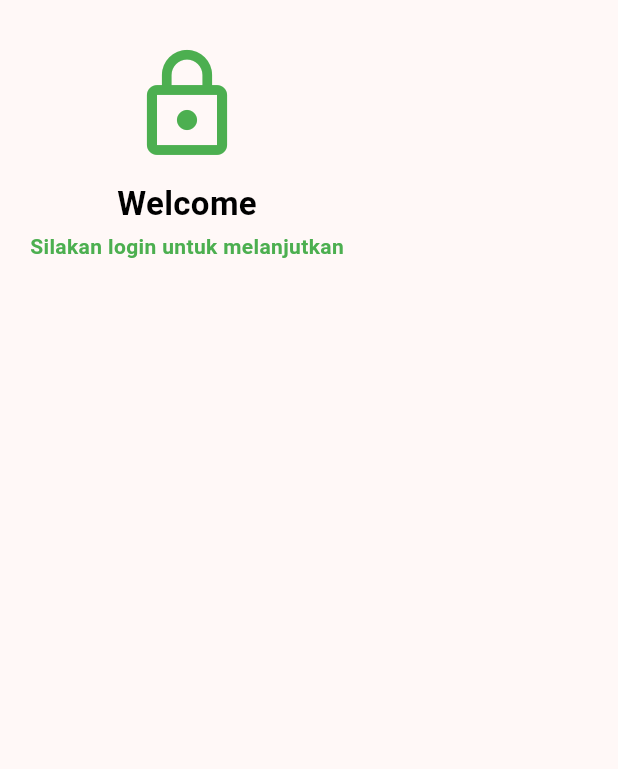
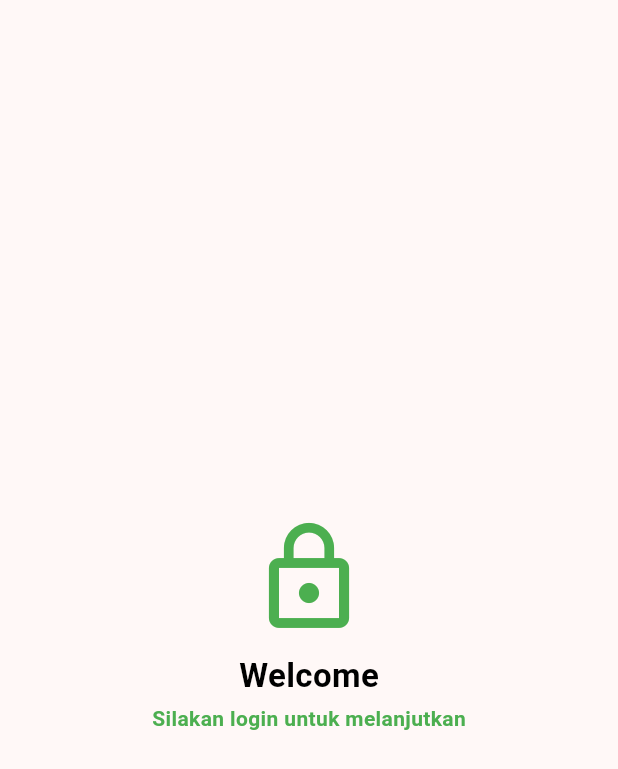
Before and after one commit to helenoktaa/Tugas_week_6_1123150205, a Flutter app: the Login screen opened directly, on a phone screen of 412 x 824 dp. Shown: the top 769 px of the screen. Run offline on Flutter 3.47's test engine with Material 3 defaults, Android fonts, the light colour scheme and no system bars.

Commit message:
update: wrapping widget to center

```diff
--- a/lib/screen/login.dart
+++ b/lib/screen/login.dart
@@ -8,8 +8,11 @@ class Login extends StatelessWidget {
     return Scaffold(
       body: SingleChildScrollView(
         child: Container(
+          width: double.infinity,
+          height: MediaQuery.of(context).size.height,
           padding: const EdgeInsets.all(20.0),
-          child: const Column(
+          child: Column(
+            mainAxisAlignment: MainAxisAlignment.center,
             children: [
               SizedBox(height: 10),
               Icon(Icons.lock_outline, size: 80, color: Colors.green),
```
